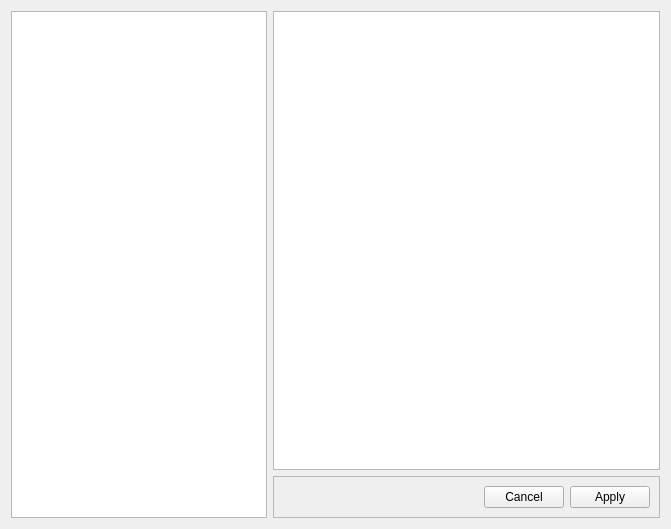
The window that partsmainwidget.ui (jassuncao/eparts) describes before a commit, drawn with Qt 5.
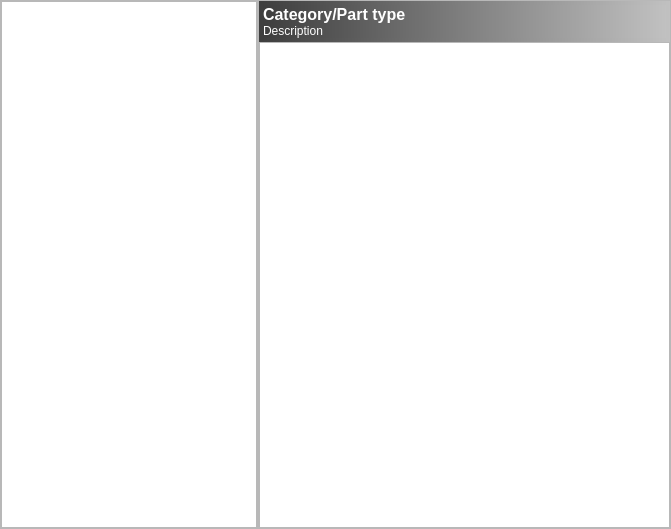
The same window after the commit.

Commit message: * Added class UnitParser. Using it to parse user input in the parts table. * Added some fancy widgets stolen from QTCreator * Minor changes to UnitFormatter.

```diff
--- a/partsmainwidget.ui
+++ b/partsmainwidget.ui
@@ -13,7 +13,25 @@
   <property name="windowTitle">
    <string>Form</string>
   </property>
-  <layout class="QHBoxLayout" name="horizontalLayout">
+  <layout class="QHBoxLayout" name="horizontalLayout_2">
+   <property name="spacing">
+    <number>0</number>
+   </property>
+   <property name="margin">
+    <number>0</number>
+   </property>
+   <item>
+    <widget class="QFrame" name="frame">
+     <property name="frameShape">
+      <enum>QFrame::StyledPanel</enum>
+     </property>
+     <property name="frameShadow">
+      <enum>QFrame::Raised</enum>
+     </property>
+     <layout class="QVBoxLayout" name="verticalLayout">
+      <property name="margin">
+       <number>0</number>
+      </property>
    <item>
     <widget class="QTreeView" name="treeView">
      <property name="sizePolicy">
@@ -33,8 +51,83 @@
      </attribute>
     </widget>
    </item>
+     </layout>
+    </widget>
+   </item>
+   <item>
+    <widget class="QFrame" name="frame_2">
+     <property name="frameShape">
+      <enum>QFrame::StyledPanel</enum>
+     </property>
+     <property name="frameShadow">
+      <enum>QFrame::Raised</enum>
+     </property>
+     <layout class="QVBoxLayout" name="verticalLayout_3">
+      <property name="spacing">
+       <number>0</number>
+      </property>
+      <property name="margin">
+       <number>0</number>
+      </property>
+      <item>
+       <widget class="QWidget" name="widget_2" native="true">
+        <property name="autoFillBackground">
+         <bool>false</bool>
+        </property>
+        <property name="styleSheet">
+         <string notr="true">background-color: qlineargradient(spread:pad, x1:0, y1:0, x2:1, y2:0, stop:0 rgba(62, 62, 62, 255), stop:1 rgba(193, 193, 193, 255));</string>
+        </property>
+        <layout class="QHBoxLayout" name="horizontalLayout">
+         <property name="spacing">
+          <number>2</number>
+         </property>
+         <property name="margin">
+          <number>4</number>
+         </property>
    <item>
     <layout class="QVBoxLayout" name="verticalLayout_2">
+           <property name="spacing">
+            <number>0</number>
+           </property>
+           <item>
+            <widget class="QLabel" name="label">
+             <property name="styleSheet">
+              <string notr="true">font: bold 16px;
+color: rgb(255, 255, 255);</string>
+             </property>
+             <property name="frameShape">
+              <enum>QFrame::NoFrame</enum>
+             </property>
+             <property name="text">
+              <string>Category/Part type</string>
+             </property>
+             <property name="textFormat">
+              <enum>Qt::PlainText</enum>
+             </property>
+             <property name="scaledContents">
+              <bool>false</bool>
+             </property>
+            </widget>
+           </item>
+           <item>
+            <widget class="QLabel" name="label_2">
+             <property name="styleSheet">
+              <string notr="true">font: 12px;
+color: rgb(255, 255, 255);</string>
+             </property>
+             <property name="frameShape">
+              <enum>QFrame::NoFrame</enum>
+             </property>
+             <property name="text">
+              <string>Description</string>
+             </property>
+            </widget>
+           </item>
+          </layout>
+         </item>
+        </layout>
+       </widget>
+      </item>
      <item>
       <widget class="QTableView" name="tableView">
        <property name="alternatingRowColors">
@@ -48,26 +141,8 @@
        </property>
       </widget>
      </item>
-     <item>
-      <widget class="QFrame" name="frame">
-       <property name="frameShape">
-        <enum>QFrame::StyledPanel</enum>
-       </property>
-       <property name="frameShadow">
-        <enum>QFrame::Raised</enum>
-       </property>
-       <layout class="QVBoxLayout" name="verticalLayout">
-        <item>
-         <widget class="QDialogButtonBox" name="buttonBox">
-          <property name="standardButtons">
-           <set>QDialogButtonBox::Apply|QDialogButtonBox::Cancel</set>
-          </property>
-         </widget>
-        </item>
-       </layout>
-      </widget>
-     </item>
-    </layout>
+     </layout>
+    </widget>
    </item>
   </layout>
  </widget>
```
Lines whose indentation alone changed are shown as unchanged. The commit also changes 35 other files.
